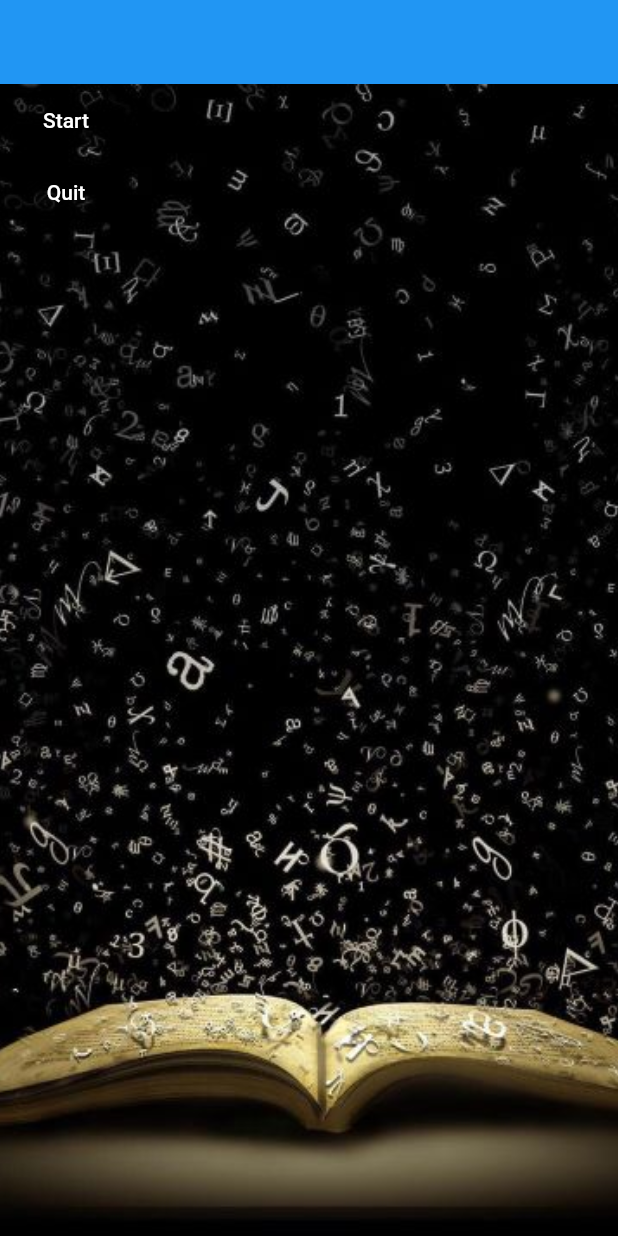
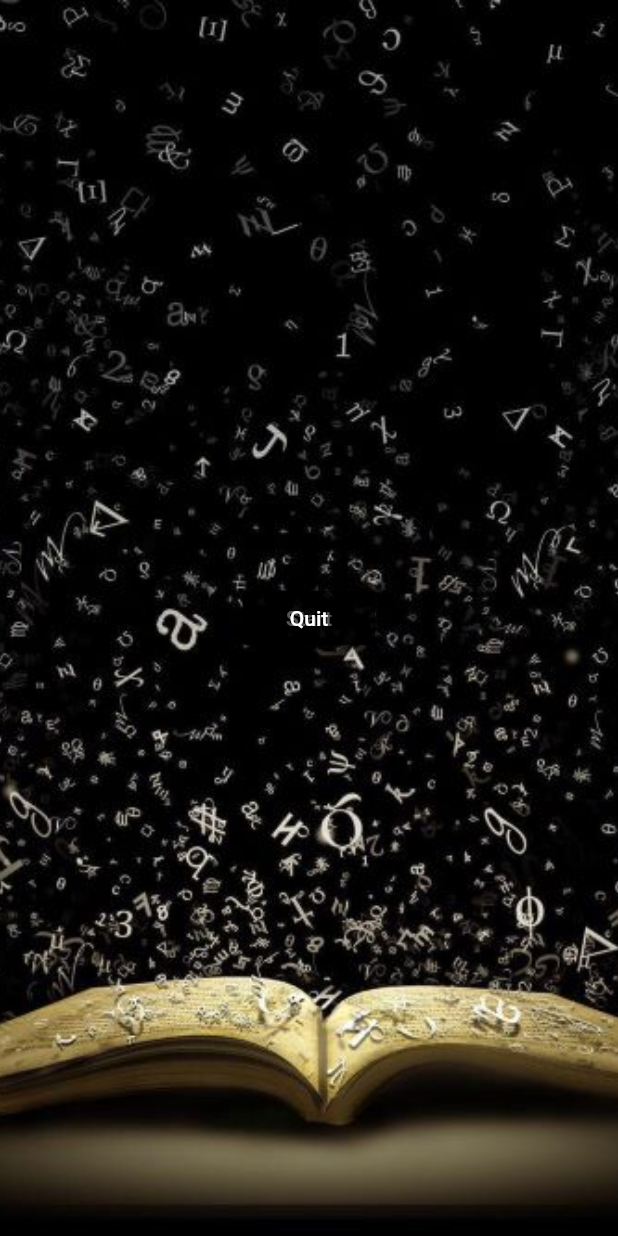
Before and after one commit to Papad-404/coba, a Flutter app: the screen it shows after launch, on a phone screen of 412 x 824 dp. Run offline on Flutter 3.47's test engine with Material 2 defaults, Android fonts, the phone set to English and light mode, and no system bars.

Commit message:
Update main.dart

```diff
--- a/lib/main.dart
+++ b/lib/main.dart
@@ -18,8 +18,13 @@ class Home extends StatelessWidget {
   @override
   Widget build(BuildContext context) {
     return MaterialApp(
+        debugShowCheckedModeBanner: false,
+        title: 'Flutter Demo',
+        theme: ThemeData(
+          primarySwatch: Colors.blue,
+          visualDensity: VisualDensity.adaptivePlatformDensity,
+        ),
         home: Scaffold(
-          appBar: AppBar(),
             body: new Stack(children: <Widget>[
           new Container(
             decoration: BoxDecoration(
@@ -27,8 +32,7 @@ class Home extends StatelessWidget {
                     image: AssetImage('assets/images/wllpaper2.jpg'),
                     fit: BoxFit.cover)),
           ),
-            new Column(children: <Widget>[
-              Container(
+          Center(
             child: RaisedButton(
               child: Text('Start'),
               color: Colors.black54,
@@ -38,7 +42,7 @@ class Home extends StatelessWidget {
               },
             ),
           ),
-              Container(
+          Center(
             child: RaisedButton(
               child: Text('Quit'),
               color: Colors.black54,
@@ -46,9 +50,7 @@ class Home extends StatelessWidget {
               onPressed: () {},
             ),
           ),
-            ])
-          ])),
-    );
+        ])));
   }
 }
 
```
Lines whose indentation alone changed are shown as unchanged.
